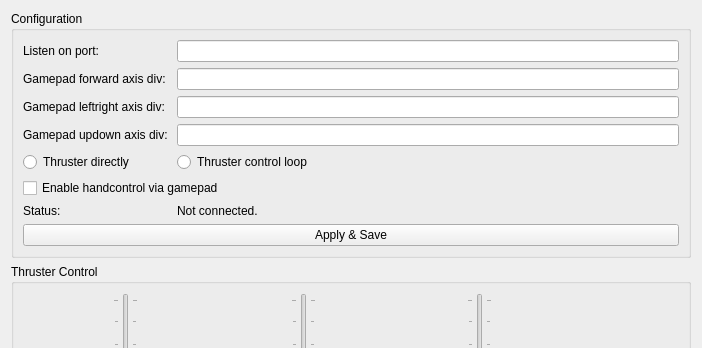
Qt form Module_HandControl/handcontrol_form.ui (iti-luebeck/HANSE2011) before a commit; both pictures show x 0 to 702 and y 0 to 348 of the 702 by 580 pixel window.
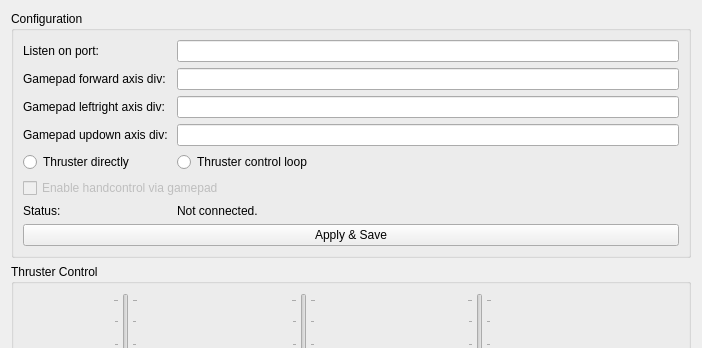
The same form after that commit.

Commit message: fix up slider view for the gamepad

Patch:
```diff
--- a/Module_HandControl/handcontrol_form.ui
+++ b/Module_HandControl/handcontrol_form.ui
@@ -103,6 +103,9 @@
       </item>
       <item row="10" column="0" colspan="2">
        <widget class="QCheckBox" name="enableGamepad">
+        <property name="enabled">
+         <bool>false</bool>
+        </property>
         <property name="text">
          <string>Enable handcontrol via gamepad</string>
         </property>
```
The commit also changes 3 other files.
